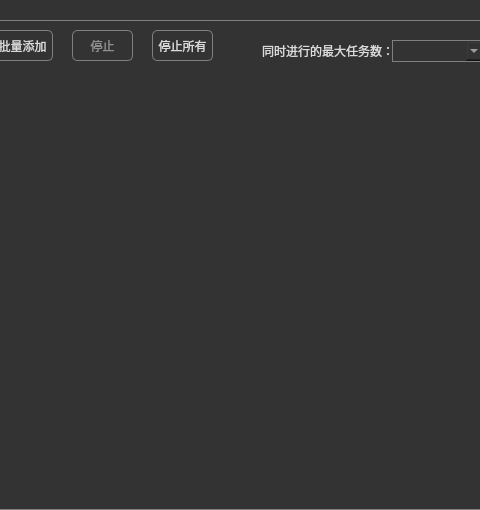
VilasWang/QtMultiThreadNetwork-master, file samples/networktool/networktool.ui: the form before one commit; both pictures show x 98 to 578 and y 0 to 510 of the 700 by 510 pixel window.
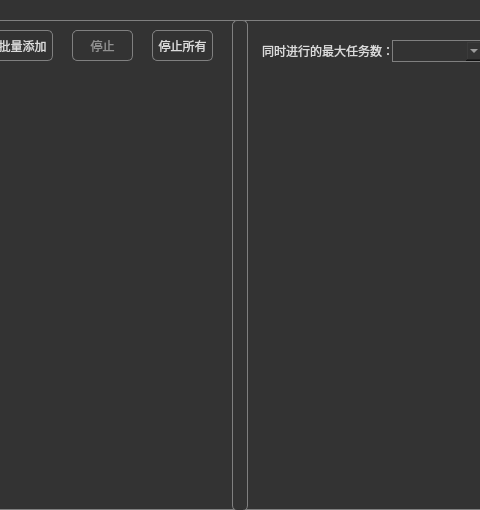
The form after the commit. Icons and pictures are not drawn.

Patch:
```diff
--- a/samples/networktool/networktool.ui
+++ b/samples/networktool/networktool.ui
@@ -170,6 +170,19 @@
      <string>停止所有</string>
     </property>
    </widget>
+   <widget class="Line" name="line">
+    <property name="geometry">
+     <rect>
+      <x>330</x>
+      <y>0</y>
+      <width>16</width>
+      <height>491</height>
+     </rect>
+    </property>
+    <property name="orientation">
+     <enum>Qt::Vertical</enum>
+    </property>
+   </widget>
   </widget>
   <widget class="QMenuBar" name="menuBar">
    <property name="geometry">
```
